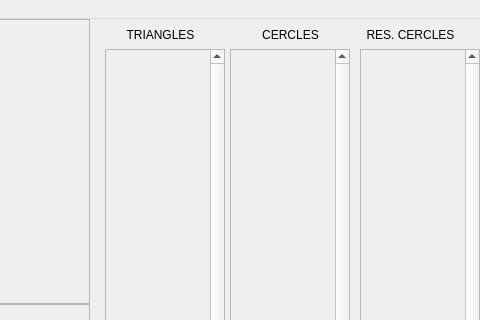
First picture: the form in Signalisation-BDDM-master/mainwindow.ui, repository Sraye25/Signalisation-BDDM, before the edit; both pictures show x 620 to 1100 and y 0 to 320 of the 1100 by 600 pixel window.
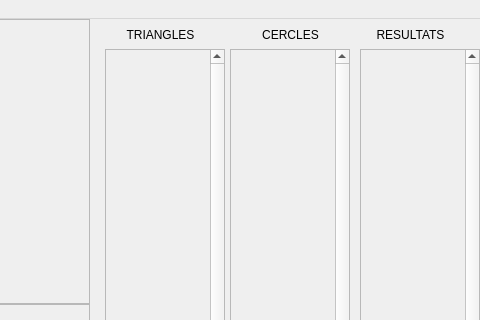
Second picture: the form after the edit.

```diff
--- a/Signalisation-BDDM-master/mainwindow.ui
+++ b/Signalisation-BDDM-master/mainwindow.ui
@@ -392,7 +392,7 @@
      </rect>
     </property>
     <property name="text">
-     <string>RES. CERCLES</string>
+     <string>RESULTATS</string>
     </property>
     <property name="textFormat">
      <enum>Qt::AutoText</enum>
```
Left out of the diff: 8 changed lines with no effect on the pictures.
